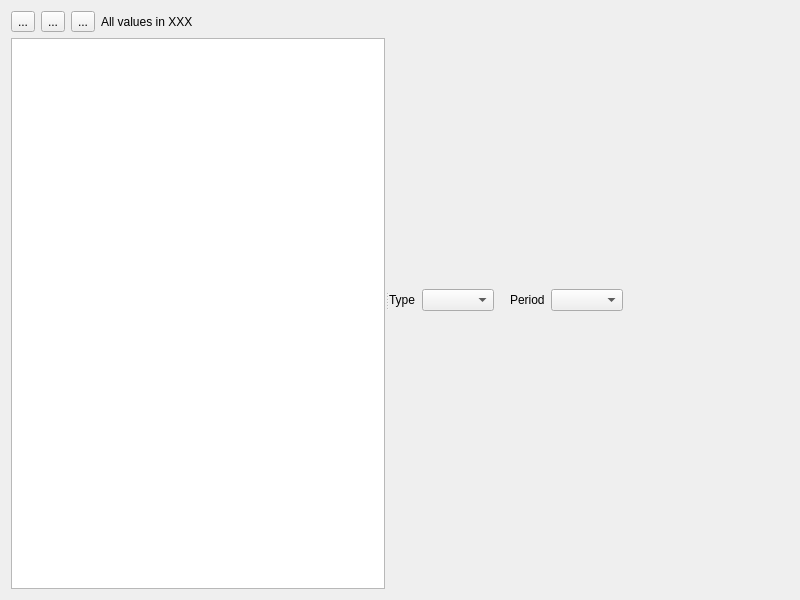
The window that src/views/ui_files/reports/attribute_report.ui (JakubFranek/Kapytal) describes before a commit, drawn with Qt 5.
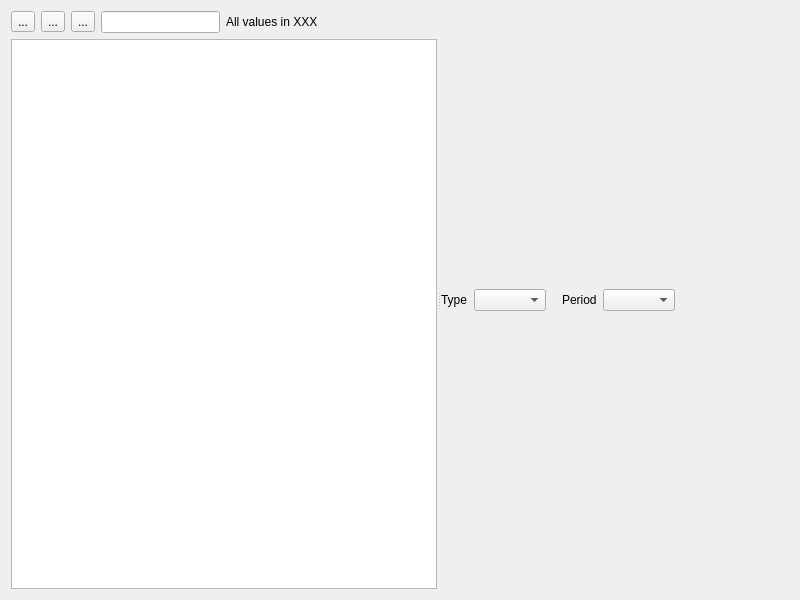
The same window after the commit.

Commit message: Make Tag and Payee report tables searchable

What changed in the file:
```diff
--- a/src/views/ui_files/reports/attribute_report.ui
+++ b/src/views/ui_files/reports/attribute_report.ui
@@ -50,6 +50,13 @@
            </property>
           </widget>
          </item>
+         <item>
+          <widget class="QLineEdit" name="searchLineEdit">
+           <property name="toolTip">
+            <string>&lt;html&gt;&lt;head/&gt;&lt;body&gt;&lt;p&gt;Special characters:&lt;/p&gt;&lt;p&gt;* matches zero or more of any characters&lt;br/&gt;? matches any single character&lt;br/&gt;[...] matches any character within square brackets&lt;/p&gt;&lt;/body&gt;&lt;/html&gt;</string>
+           </property>
+          </widget>
+         </item>
          <item>
           <widget class="QLabel" name="currencyNoteLabel">
            <property name="text">
@@ -60,6 +67,19 @@
            </property>
           </widget>
          </item>
+         <item>
+          <spacer name="horizontalSpacer">
+           <property name="orientation">
+            <enum>Qt::Horizontal</enum>
+           </property>
+           <property name="sizeHint" stdset="0">
+            <size>
+             <width>40</width>
+             <height>20</height>
+            </size>
+           </property>
+          </spacer>
+         </item>
         </layout>
        </item>
        <item>
```
The commit also changes 4 other files.
